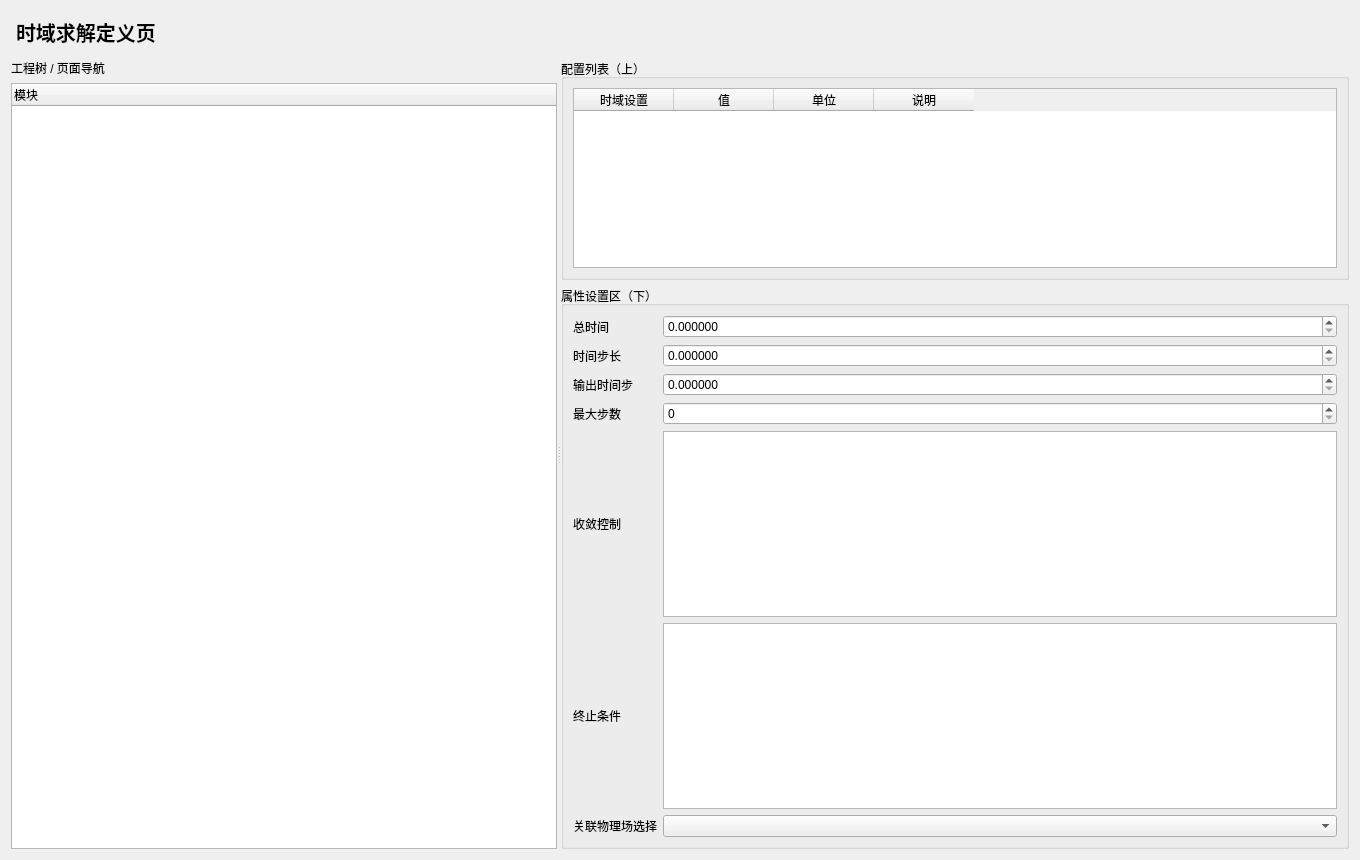
asd977/base_cae, file plugins/Base_Display/SolverTimeDefinitionPage.ui: the form before one commit.
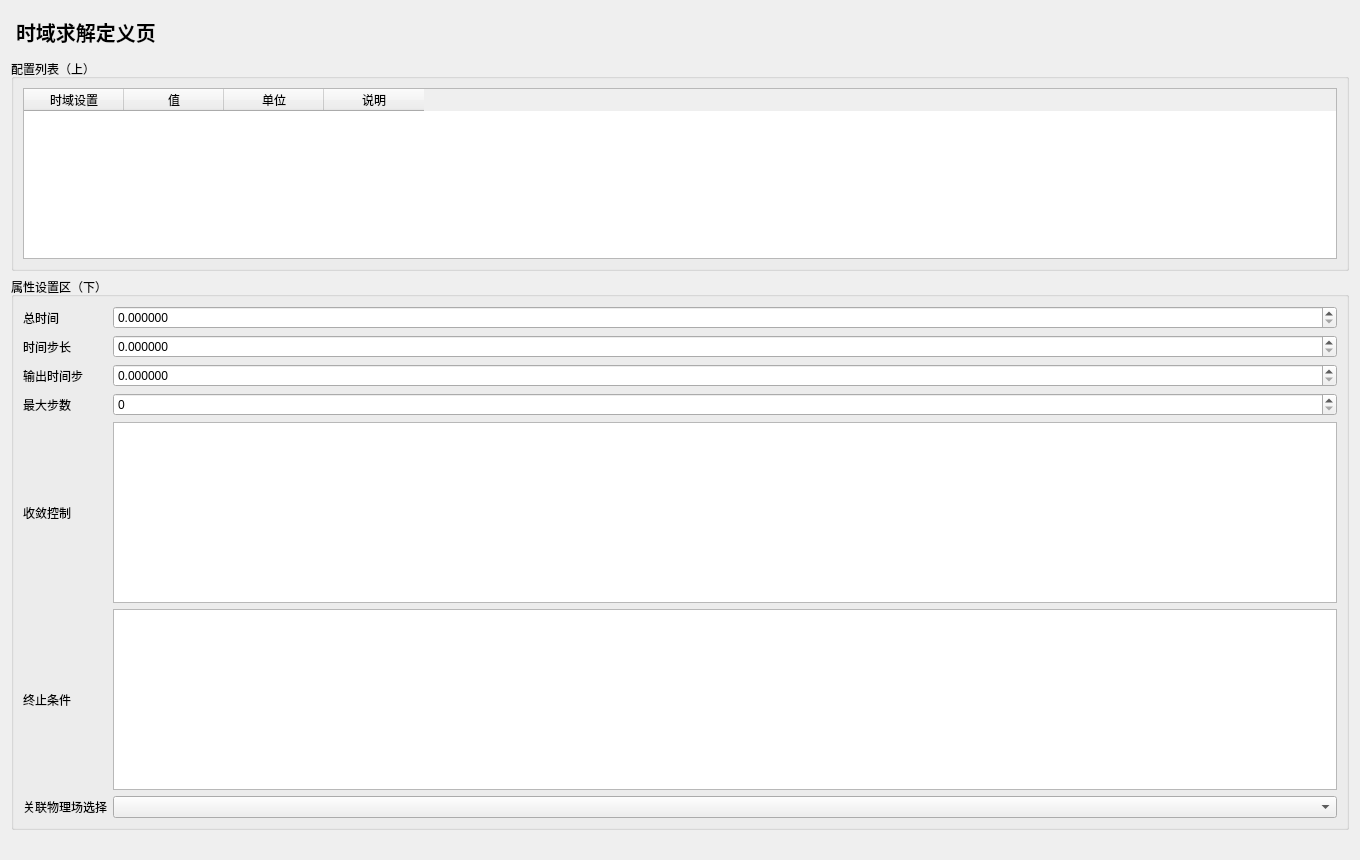
The form after the commit.

Commit message: 按评审意见移除左侧导航并补充底部纵向弹簧

The edit to the form file:
```diff
--- a/plugins/Base_Display/SolverTimeDefinitionPage.ui
+++ b/plugins/Base_Display/SolverTimeDefinitionPage.ui
@@ -6,17 +6,6 @@
   <layout class="QVBoxLayout" name="rootLayout">
    <item><widget class="QLabel" name="titleLabel"><property name="styleSheet"><string notr="true">font-size:20px;font-weight:700;padding:6px 0;</string></property><property name="text"><string>时域求解定义页</string></property></widget></item>
    <item>
-    <widget class="QSplitter" name="mainSplitter">
-     <property name="orientation"><enum>Qt::Horizontal</enum></property>
-     <widget class="QWidget" name="leftPanel">
-      <layout class="QVBoxLayout" name="leftLayout">
-       <item><widget class="QLabel" name="navTitle"><property name="text"><string>工程树 / 页面导航</string></property></widget></item>
-       <item><widget class="QTreeWidget" name="navTree"><column><property name="text"><string>模块</string></property></column></widget></item>
-      </layout>
-     </widget>
-     <widget class="QWidget" name="rightPanel">
-      <layout class="QVBoxLayout" name="rightLayout">
-       <item>
         <widget class="QGroupBox" name="listGroup"><property name="title"><string>配置列表（上）</string></property>
          <layout class="QVBoxLayout" name="listLayout">
           <item><widget class="QTableWidget" name="configTable">              <column><property name="text"><string>时域设置</string></property></column>
@@ -47,9 +36,11 @@
          </layout>
         </widget>
        </item>
-      </layout>
-     </widget>
-    </widget>
+   <item>
+    <spacer name="verticalSpacer">
+     <property name="orientation"><enum>Qt::Vertical</enum></property>
+     <property name="sizeHint" stdset="0"><size><width>20</width><height>40</height></size></property>
+    </spacer>
    </item>
   </layout>
  </widget>
```
Left out of the diff: 3 changed lines with no effect on the pictures. Lines whose indentation alone changed are shown as unchanged. The commit also changes 23 other files.
